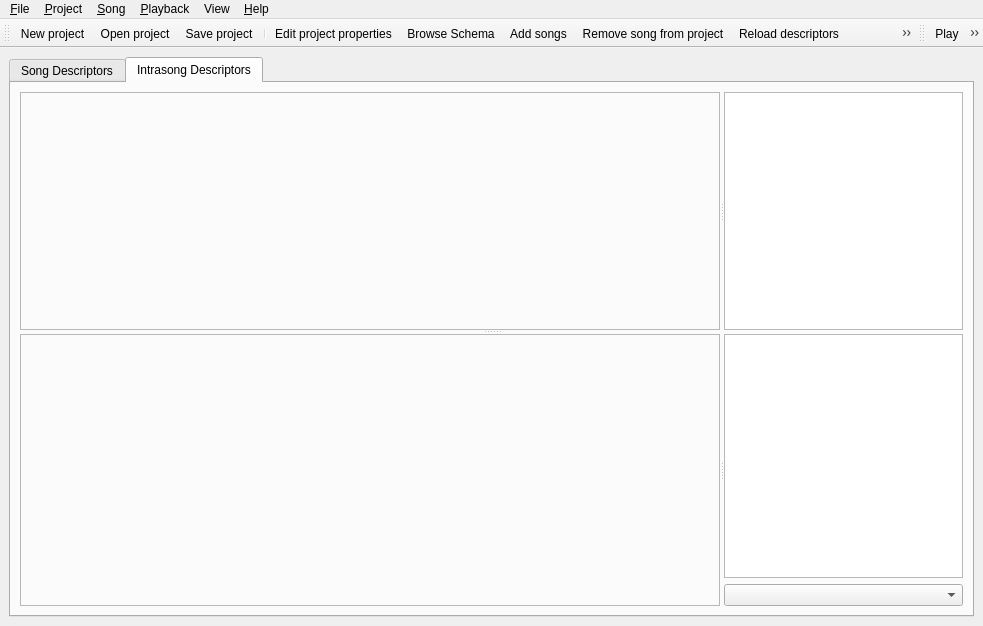
Above: Annotator/src/Annotator.ui from clam-project/clam before the change. Below: the same form after it.
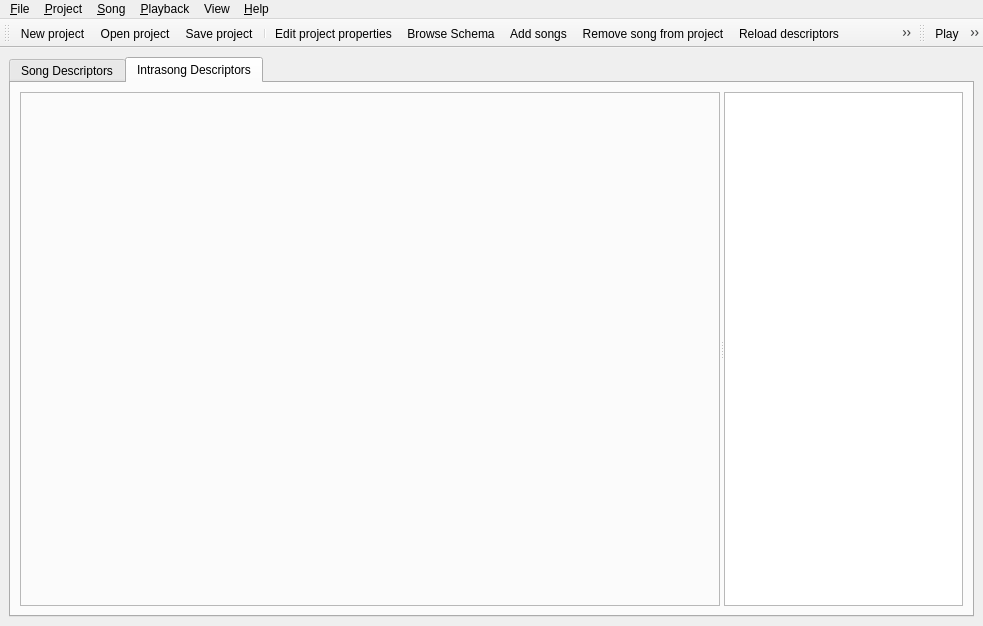
That is the form after the change. The open tabs and pages were chosen to show the change. Icons and pictures are not drawn. Custom widgets are drawn as their Qt base class.

Commit message: * Annotator: Hard refactoring to pull appart the SegmentationPane as    independent widget from the Annotator main window  * Towards having multiple  * Panes are smaller  * Missing updating the position from the segmentation to the frame level

Diff of the .ui file:
```diff
--- a/Annotator/src/Annotator.ui
+++ b/Annotator/src/Annotator.ui
@@ -10,9 +10,7 @@
    </rect>
   </property>
   <property name="sizePolicy" >
-   <sizepolicy>
-    <hsizetype>3</hsizetype>
-    <vsizetype>3</vsizetype>
+   <sizepolicy vsizetype="MinimumExpanding" hsizetype="MinimumExpanding" >
     <horstretch>0</horstretch>
     <verstretch>0</verstretch>
    </sizepolicy>
@@ -148,9 +146,7 @@
            </property>
            <widget class="CLAM::VM::BPFPlot" name="mBPFEditor" >
             <property name="sizePolicy" >
-             <sizepolicy>
-              <hsizetype>3</hsizetype>
-              <vsizetype>3</vsizetype>
+             <sizepolicy vsizetype="MinimumExpanding" hsizetype="MinimumExpanding" >
               <horstretch>2</horstretch>
               <verstretch>0</verstretch>
              </sizepolicy>
@@ -186,7 +182,7 @@
            <widget class="QListWidget" name="mFrameLevelAttributeList" >
             <property name="minimumSize" >
              <size>
-              <width>200</width>
+              <width>150</width>
               <height>0</height>
              </size>
             </property>
@@ -198,98 +194,6 @@
             </property>
            </widget>
           </widget>
-          <widget class="QSplitter" name="mSegmentEditorSplit" >
-           <property name="midLineWidth" >
-            <number>4</number>
-           </property>
-           <property name="orientation" >
-            <enum>Qt::Horizontal</enum>
-           </property>
-           <widget class="CLAM::VM::AudioPlot" name="mSegmentEditor" >
-            <property name="sizePolicy" >
-             <sizepolicy>
-              <hsizetype>3</hsizetype>
-              <vsizetype>3</vsizetype>
-              <horstretch>2</horstretch>
-              <verstretch>0</verstretch>
-             </sizepolicy>
-            </property>
-            <property name="minimumSize" >
-             <size>
-              <width>700</width>
-              <height>200</height>
-             </size>
-            </property>
-            <property name="focusPolicy" >
-             <enum>Qt::WheelFocus</enum>
-            </property>
-            <property name="whatsThis" >
-             <string>&lt;p>The &lt;b>segmentation editor&lt;/b> allows you to change song level segmentations.&lt;/p>
-			 &lt;ul>
-			 &lt;li>Click Body: Set as current segment&lt;/li>
-			 &lt;li>Dragging segment limit: Moves it&lt;/li>
-			 &lt;li>Insert + Click: Inserts a segment&lt;/li>
-			 &lt;li>Delete: Deletes the current segment&lt;/li>
-			 &lt;li>Dragging play positon: Moves it.&lt;/li>
-			 &lt;li>'r'+Click: Set the current play position.&lt;/li>
-			 &lt;/ul></string>
-            </property>
-            <property name="frameShape" >
-             <enum>QFrame::StyledPanel</enum>
-            </property>
-            <property name="frameShadow" >
-             <enum>QFrame::Raised</enum>
-            </property>
-           </widget>
-           <widget class="QWidget" name="widget" >
-            <layout class="QVBoxLayout" >
-             <property name="margin" >
-              <number>0</number>
-             </property>
-             <property name="spacing" >
-              <number>6</number>
-             </property>
-             <item>
-              <widget class="QTableWidget" name="mSegmentDescriptorsTable" >
-               <property name="minimumSize" >
-                <size>
-                 <width>200</width>
-                 <height>0</height>
-                </size>
-               </property>
-               <property name="focusPolicy" >
-                <enum>Qt::WheelFocus</enum>
-               </property>
-               <property name="whatsThis" >
-                <string>&lt;p>The &lt;b>segmentation level descriptors table&lt;/b>
-allows you to edit values for descriptors 
-that are attached to child scope of the 
-currently selected segmentation.
-&lt;/p>
-&lt;p>You can edit the values by clicking 
-to the proper cell.&lt;/p></string>
-               </property>
-               <property name="selectionMode" >
-                <enum>QAbstractItemView::NoSelection</enum>
-               </property>
-               <property name="rowCount" >
-                <number>0</number>
-               </property>
-               <property name="columnCount" >
-                <number>0</number>
-               </property>
-              </widget>
-             </item>
-             <item>
-              <widget class="QComboBox" name="mSegmentationSelection" >
-               <property name="whatsThis" >
-                <string>This combo box allows you to change the segmentation that is currently displayed on the segmentation view.</string>
-               </property>
-              </widget>
-             </item>
-            </layout>
-           </widget>
-          </widget>
          </widget>
         </item>
        </layout>
@@ -728,11 +632,6 @@
  </widget>
  <layoutdefault spacing="6" margin="11" />
  <customwidgets>
-  <customwidget>
-   <class>CLAM::VM::AudioPlot</class>
-   <extends>QFrame</extends>
-   <header>vmAudioPlot.hxx</header>
-  </customwidget>
   <customwidget>
    <class>CLAM::VM::BPFPlot</class>
    <extends>QFrame</extends>
```
Left out of the diff: 75 changed lines with no effect on the pictures. The commit also changes 4 other files.
